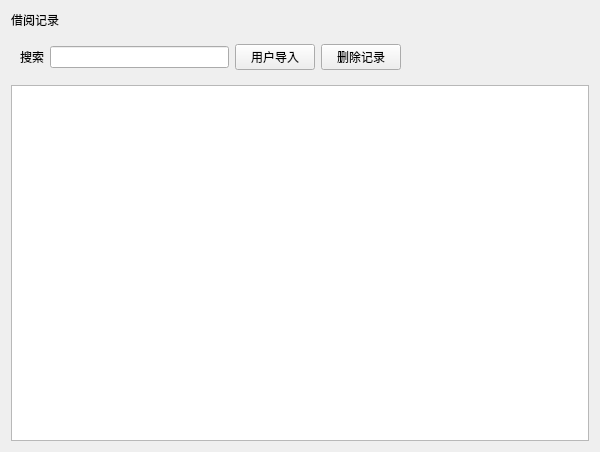
First picture: the form in cell/cell_recordmange.ui, repository BAOfanTing/QT_LibraryManage, before the edit.
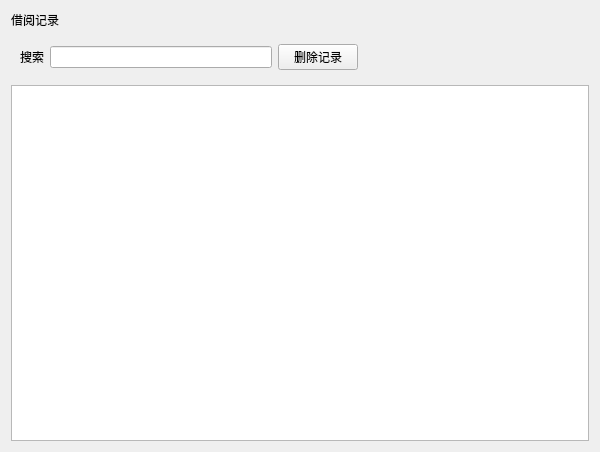
Second picture: the form after the edit.

The edit to the form file:
```diff
--- a/cell/cell_recordmange.ui
+++ b/cell/cell_recordmange.ui
@@ -34,16 +34,6 @@
         </property>
        </widget>
       </item>
-      <item row="0" column="2">
-       <widget class="QPushButton" name="btn_add">
-        <property name="text">
-         <string>用户导入</string>
-        </property>
-        <property name="name" stdset="0">
-         <string>btn</string>
-        </property>
-       </widget>
-      </item>
       <item row="0" column="0">
        <widget class="QLabel" name="label">
         <property name="text">
@@ -57,8 +47,8 @@
         </property>
        </widget>
       </item>
-      <item row="0" column="3">
-       <widget class="QPushButton" name="pushButton_2">
+      <item row="0" column="2">
+       <widget class="QPushButton" name="btn_del">
         <property name="text">
          <string>删除记录</string>
         </property>
@@ -67,7 +57,7 @@
         </property>
        </widget>
       </item>
-      <item row="0" column="4">
+      <item row="0" column="3">
        <spacer name="horizontalSpacer">
         <property name="orientation">
          <enum>Qt::Horizontal</enum>
```
Left out of the diff: 2 changed lines with no effect on the pictures.
